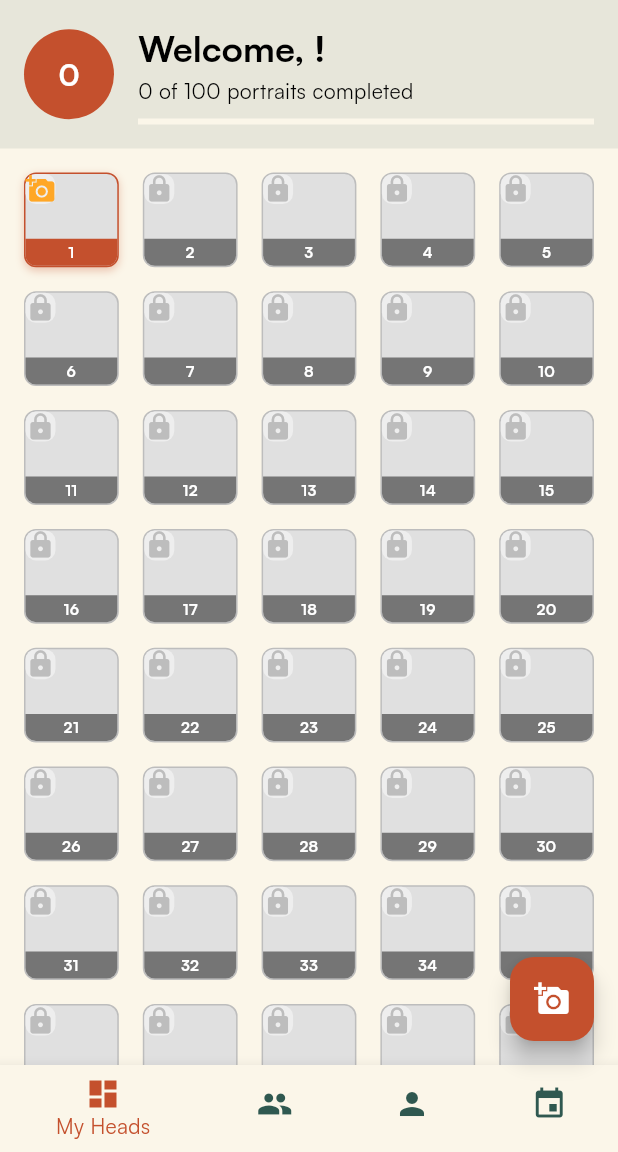
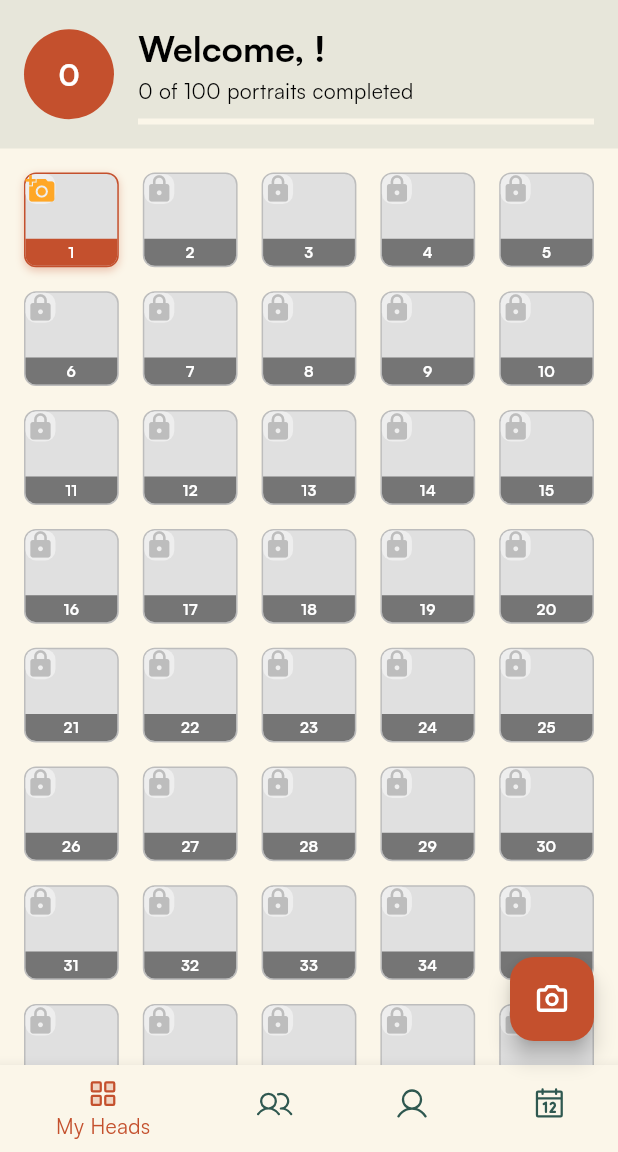
Before and after one commit to starogre/hundredheadssociety, a Flutter app: the DashboardScreen screen opened directly, after a tap on "Not Now", on a phone screen of 412 x 824 dp, the part 84-1236 px from its top. Run offline on Flutter 3.47's test engine with Material 3 defaults, Android fonts, the phone set to English and light mode, and no system bars; our stand-ins replace cached_network_image, cloud_firestore, cloud_functions, firebase_auth, firebase_core, firebase_crashlytics and 10 more; missing offline and left inert: app_settings, photo_manager, photo_manager_image_provider, wechat_assets_picker; accounts and stored records are empty; network calls fail.

Commit message:
Add Phosphor Icons with duotone styling
- Add phosphor_flutter package (v2.1.0)
- Create AppIcons helper class with duotone support
- Replace bottom navigation icons with Phosphor duotone icons
  - My Heads: squaresFour
  - Community: users
  - Profile: user
  - Weekly Sessions: calendar
- Replace settings icon with gear icon
- Replace FAB camera icon with Phosphor camera
- Replace error icons with warningCircle
- Icons now show duotone style when active
- Centralized icon styling for easy customization

```diff
--- a/lib/screens/dashboard_screen.dart
+++ b/lib/screens/dashboard_screen.dart
@@ -1,6 +1,7 @@
 import 'package:flutter/material.dart';
 import 'package:provider/provider.dart';
 import 'package:shared_preferences/shared_preferences.dart';
+import 'package:phosphor_flutter/phosphor_flutter.dart';
 import '../providers/auth_provider.dart';
 import '../providers/portrait_provider.dart';
 import '../providers/notification_provider.dart';
@@ -153,12 +154,14 @@ class _DashboardScreenState extends State<DashboardScreen> {
             ProfileScreen(userId: authProvider.currentUser!.uid),
           ];
           navigationItems = [
-            const BottomNavigationBarItem(
-              icon: Icon(Icons.people),
+            BottomNavigationBarItem(
+              icon: PhosphorIcon(PhosphorIconsRegular.users),
+              activeIcon: PhosphorIcon(PhosphorIconsDuotone.users),
               label: 'Community',
             ),
-            const BottomNavigationBarItem(
-              icon: Icon(Icons.person),
+            BottomNavigationBarItem(
+              icon: PhosphorIcon(PhosphorIconsRegular.user),
+              activeIcon: PhosphorIcon(PhosphorIconsDuotone.user),
               label: 'Profile',
             ),
           ];
@@ -171,20 +174,24 @@ class _DashboardScreenState extends State<DashboardScreen> {
             const WeeklySessionsScreen(),
           ];
           navigationItems = [
-            const BottomNavigationBarItem(
-              icon: Icon(Icons.dashboard),
+            BottomNavigationBarItem(
+              icon: PhosphorIcon(PhosphorIconsRegular.squaresFour),
+              activeIcon: PhosphorIcon(PhosphorIconsDuotone.squaresFour),
               label: 'My Heads',
             ),
-            const BottomNavigationBarItem(
-              icon: Icon(Icons.people),
+            BottomNavigationBarItem(
+              icon: PhosphorIcon(PhosphorIconsRegular.users),
+              activeIcon: PhosphorIcon(PhosphorIconsDuotone.users),
               label: 'Community',
             ),
-            const BottomNavigationBarItem(
-              icon: Icon(Icons.person),
+            BottomNavigationBarItem(
+              icon: PhosphorIcon(PhosphorIconsRegular.user),
+              activeIcon: PhosphorIcon(PhosphorIconsDuotone.user),
               label: 'Profile',
             ),
-            const BottomNavigationBarItem(
-              icon: Icon(Icons.event),
+            BottomNavigationBarItem(
+              icon: PhosphorIcon(PhosphorIconsRegular.calendar),
+              activeIcon: PhosphorIcon(PhosphorIconsDuotone.calendar),
               label: 'Weekly Sessions',
             ),
           ];
@@ -212,7 +219,7 @@ class _DashboardScreenState extends State<DashboardScreen> {
             appBarTitle = userData?.name ?? 'Profile';
             appBarActions.add(
               IconButton(
-                icon: const Icon(Icons.settings),
+                icon: PhosphorIcon(PhosphorIconsRegular.gear),
                 onPressed: () {
                   Navigator.of(context).push(
                     MaterialPageRoute(builder: (context) => const SettingsScreen()),
@@ -230,7 +237,7 @@ class _DashboardScreenState extends State<DashboardScreen> {
             appBarTitle = userData?.name ?? 'Profile';
             appBarActions.add(
               IconButton(
-                icon: const Icon(Icons.settings),
+                icon: PhosphorIcon(PhosphorIconsRegular.gear),
                 onPressed: () {
                   Navigator.of(context).push(
                     MaterialPageRoute(builder: (context) => const SettingsScreen()),
@@ -269,7 +276,7 @@ class _DashboardScreenState extends State<DashboardScreen> {
                   ? FloatingActionButton(
                       onPressed: () => _showAddPortraitDialog(context, authProvider, (authProvider.userData?.portraitsCompleted ?? 0) + 1),
                       backgroundColor: AppColors.rustyOrange,
-                      child: const Icon(Icons.add_a_photo),
+                      child: PhosphorIcon(PhosphorIconsBold.camera, color: Colors.white),
                     )
                   : null,
         );
@@ -340,7 +347,7 @@ class _DashboardScreenState extends State<DashboardScreen> {
                     child: Column(
                       mainAxisAlignment: MainAxisAlignment.center,
                       children: [
-                        Icon(Icons.error, size: 48, color: AppColors.rustyOrange),
+                        PhosphorIcon(PhosphorIconsDuotone.warningCircle, size: 48, color: AppColors.rustyOrange),
                         const SizedBox(height: 16),
                         Text(
                           'Error loading portraits',
@@ -391,7 +398,7 @@ class _DashboardScreenState extends State<DashboardScreen> {
                     child: Column(
                       mainAxisAlignment: MainAxisAlignment.center,
                       children: [
-                        Icon(Icons.error, size: 48, color: AppColors.rustyOrange),
+                        PhosphorIcon(PhosphorIconsDuotone.warningCircle, size: 48, color: AppColors.rustyOrange),
                         const SizedBox(height: 16),
                         const Text(
                           'Error processing portraits',
--- a/pubspec.yaml
+++ b/pubspec.yaml
@@ -75,6 +75,9 @@ dependencies:
 
   # Permission handling
   permission_handler: ^12.0.0+1
+
+  # Modern duotone icons
+  phosphor_flutter: ^2.1.0
 
 dev_dependencies:
   flutter_test:
```
Also changed, not shown: lib/theme/app_theme.dart (+41 -0 lines), 1 other file.
